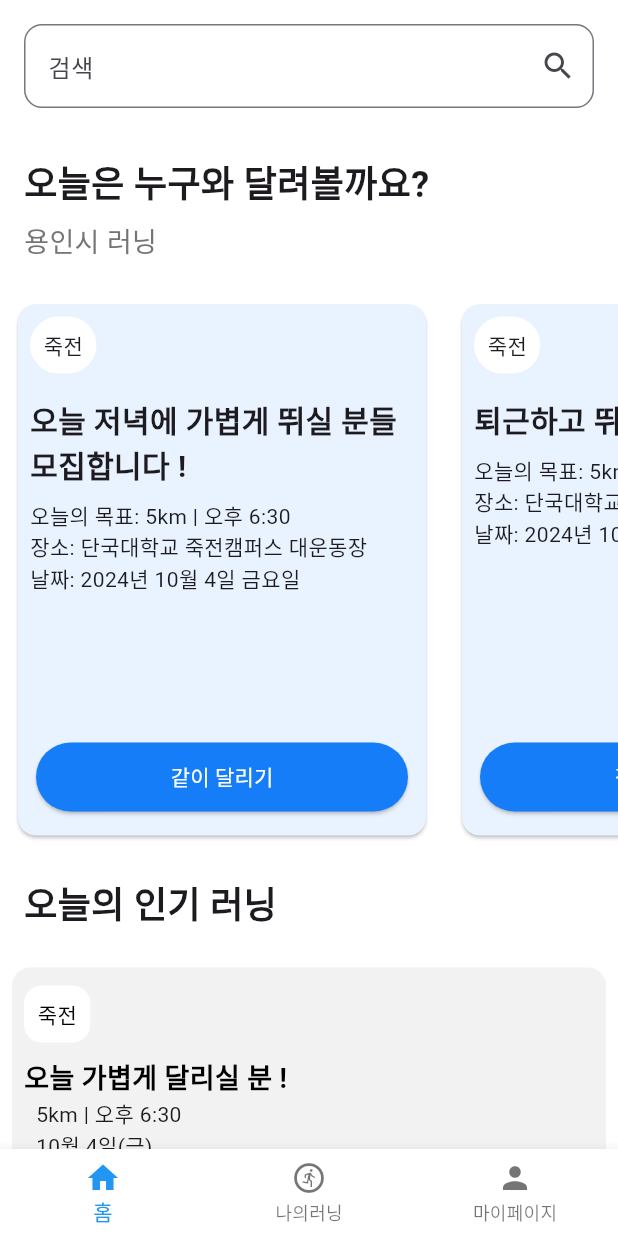
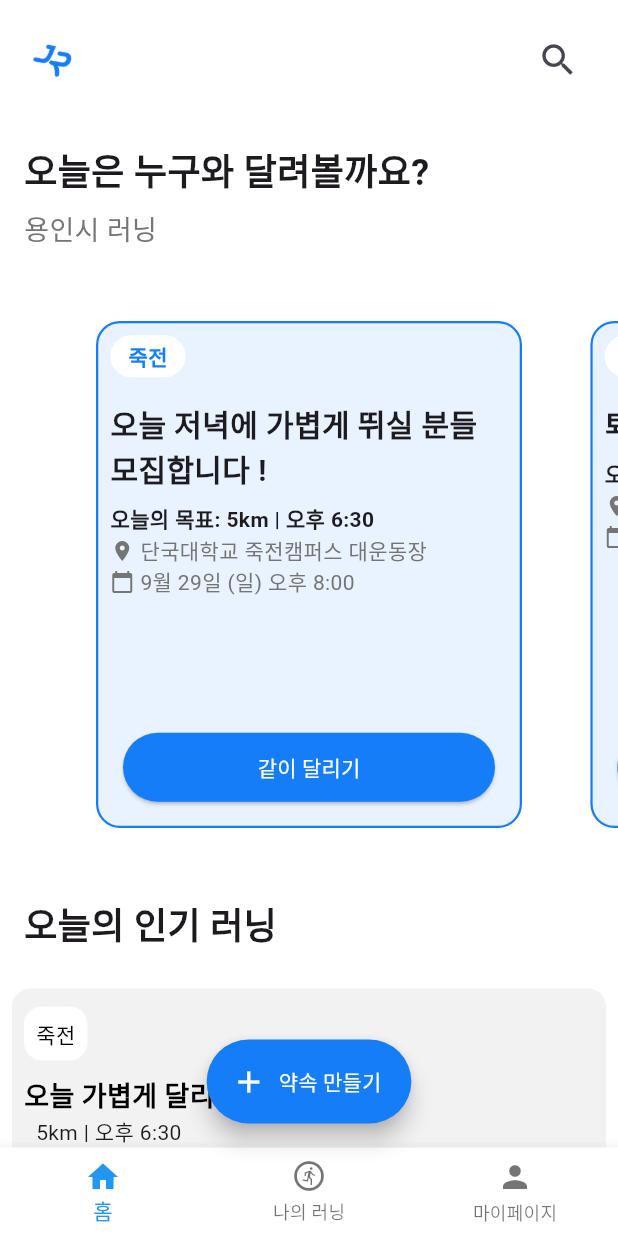
Before and after one commit to 9oormthonDKU/Frontend, a Flutter app: the MainScreen screen opened directly, on a phone screen of 412 x 824 dp. Run offline on Flutter 3.47's test engine with Material 3 defaults, Android fonts, the phone set to English and light mode, and no system bars; our stand-ins replace image_picker, table_calendar; accounts and stored records are empty.

Commit message:
fix: 머지 오류 해결
fix: 머지 오류 해결&위젯 아이콘 변경

```diff
--- a/goormthonfe/lib/views/mainscreen_view.dart
+++ b/goormthonfe/lib/views/mainscreen_view.dart
@@ -1,6 +1,7 @@
 import 'package:flutter/material.dart';
 import '../models/mainscreen_model.dart';
 import '../controllers/mainscreen_controller.dart';
+import 'create_appointment_view.dart';
 import 'applied_running_view.dart'; // AppliedRunningPage import 추가
 import 'profile_view.dart'; // ProfileView import 추가
 
@@ -11,6 +12,7 @@ class MainScreen extends StatefulWidget {
 
 class _MainScreenState extends State<MainScreen> {
   final RunController runController = RunController();
+  final PageController _pageController = PageController(viewportFraction: 0.8);
   late List<bool> isJoinedList; // 각 카드의 버튼 상태를 저장하는 리스트
   int _selectedIndex = 0; // 선택된 인덱스를 관리할 변수 추가
 
@@ -55,17 +57,24 @@ class _MainScreenState extends State<MainScreen> {
       body: Column(
         crossAxisAlignment: CrossAxisAlignment.start,
         children: [
-          // 검색창
+          // 로고와 돋보기 아이콘
           Padding(
             padding: const EdgeInsets.all(16.0),
-            child: TextField(
-              decoration: InputDecoration(
-                border: OutlineInputBorder(
-                  borderRadius: BorderRadius.circular(12.0),
+            child: Row(
+              children: [
+                Image.asset(
+                  'assets/logo.png',
+                  width: 40,
+                  height: 40,
                 ),
-                labelText: '검색',
-                suffixIcon: Icon(Icons.search),
-              ),
+                Spacer(),
+                IconButton(
+                  icon: Icon(Icons.search, size: 28),
+                  onPressed: () {
+                    // 검색 기능 추가 가능
+                  },
+                ),
+              ],
             ),
           ),
           // 제목과 위치 정보
@@ -80,7 +89,7 @@ class _MainScreenState extends State<MainScreen> {
                 ),
                 SizedBox(height: 8),
                 Text(
-                  '용인시 러닝', // 위치 정보 추가
+                  '용인시 러닝',
                   style: TextStyle(fontSize: 18, color: Colors.grey[600]),
                 ),
               ],
@@ -88,31 +97,48 @@ class _MainScreenState extends State<MainScreen> {
           ),
           // 위치 기반 러닝 (가로 스크롤)
           Container(
-            height: 378, // 카드 크기 높이 설정
-            child: ListView.builder(
-              scrollDirection: Axis.horizontal, // 가로 스크롤 설정
+            height: 400,
+            child: PageView.builder(
+              controller: _pageController,
               itemCount: runController.getRuns().length,
               itemBuilder: (context, index) {
                 Run run = runController.getRuns()[index];
-                return Container(
-                  width: 280, // 카드 크기 너비 설정
-                  margin: const EdgeInsets.all(8.0),
-                  child: Card(
-                    color: Color(0xFFE9F3FF),
+                return AnimatedBuilder(
+                  animation: _pageController,
+                  builder: (context, child) {
+                    double value = 1.0;
+                    if (_pageController.position.haveDimensions) {
+                      value = _pageController.page! - index;
+                      value = (1 - (value.abs() * 0.3)).clamp(0.0, 1.0);
+                    }
+                    return Center(
+                      child: SizedBox(
+                        height: Curves.easeOut.transform(value) * 370,
+                        width: Curves.easeOut.transform(value) * 300,
+                        child: child,
+                      ),
+                    );
+                  },
+                  child: Container(
+                    margin: const EdgeInsets.symmetric(horizontal: 8.0, vertical: 16.0),
+                    decoration: BoxDecoration(
+                      color: Color(0xFFE9F3FF),
+                      borderRadius: BorderRadius.circular(16),
+                      border: Border.all(color: Color(0xFF167DF9), width: 1.5),
+                    ),
                     child: Column(
                       crossAxisAlignment: CrossAxisAlignment.start,
                       children: [
-                        // 위치 정보에 흰색 테두리 추가
                         Container(
                           margin: const EdgeInsets.symmetric(vertical: 8.0, horizontal: 8.0),
-                          padding: const EdgeInsets.all(8.0),
+                          padding: const EdgeInsets.symmetric(vertical: 4.0, horizontal: 12.0),
                           decoration: BoxDecoration(
-                            color: Colors.white, // 배경색 설정
-                            borderRadius: BorderRadius.circular(24), // 테두리 반경
-                            border: Border.all(color: Colors.white, width: 1), // 테두리 설정
+                            color: Colors.white,
+                            borderRadius: BorderRadius.circular(24),
                           ),
                           child: Text(
-                            '${run.location}', // run.location 사용
+                            '${run.location}',
+                            style: TextStyle(color: Color(0xFF167DF9), fontWeight: FontWeight.bold),
                           ),
                         ),
                         Padding(
@@ -124,31 +150,43 @@ class _MainScreenState extends State<MainScreen> {
                         ),
                         Padding(
                           padding: const EdgeInsets.symmetric(horizontal: 8.0),
-                          child: Text('오늘의 목표: 5km | 오후 6:30'),
+                          child: Text('오늘의 목표: 5km | 오후 6:30', style: TextStyle(fontWeight: FontWeight.bold)),
                         ),
                         Padding(
                           padding: const EdgeInsets.symmetric(horizontal: 8.0),
-                          child: Text('장소: 단국대학교 죽전캠퍼스 대운동장'),
+                          child: Row(
+                            children: [
+                              Icon(Icons.location_on, color: Colors.grey[600], size: 16),
+                              SizedBox(width: 4),
+                              Text('단국대학교 죽전캠퍼스 대운동장', style: TextStyle(color: Colors.grey[600])),
+                            ],
+                          ),
                         ),
                         Padding(
                           padding: const EdgeInsets.symmetric(horizontal: 8.0),
-                          child: Text('날짜: 2024년 10월 4일 금요일'),
+                          child: Row(
+                            children: [
+                              Icon(Icons.calendar_today, color: Colors.grey[600], size: 16),
+                              SizedBox(width: 4),
+                              Text('9월 29일 (일) 오후 8:00', style: TextStyle(color: Colors.grey[600])),
+                            ],
+                          ),
                         ),
                         Spacer(),
-                        Center( // 버튼을 중앙 정렬하기 위한 Center 위젯
-                          child: Column( // 버튼과 Spacer를 포함한 Column 추가
+                        Center(
+                          child: Column(
                             children: [
-                              SizedBox(height: 16), // 위쪽 여백 추가
+                              SizedBox(height: 16),
                               SizedBox(
-                                width: 248, // 버튼 크기 고정
+                                width: 248,
                                 height: 46,
                                 child: ElevatedButton(
                                   style: ElevatedButton.styleFrom(
-                                    backgroundColor: isJoinedList[index] ? Color(0xFFE5E5E5) : Color(0xFF167DF9), // 버튼 색상 변경
+                                    backgroundColor: isJoinedList[index] ? Color(0xFFE5E5E5) : Color(0xFF167DF9),
                                   ),
                                   onPressed: () {
                                     setState(() {
-                                      isJoinedList[index] = !isJoinedList[index]; // 버튼 상태 변경
+                                      isJoinedList[index] = !isJoinedList[index];
                                     });
                                   },
                                   child: Text(
@@ -159,7 +197,7 @@ class _MainScreenState extends State<MainScreen> {
                                   ),
                                 ),
                               ),
-                              SizedBox(height: 16), // 아래쪽 여백 추가
+                              SizedBox(height: 16),
                             ],
                           ),
                         ),
@@ -170,7 +208,6 @@ class _MainScreenState extends State<MainScreen> {
               },
             ),
           ),
-          // 오늘의 인기 러닝
           Padding(
             padding: const EdgeInsets.symmetric(vertical: 16.0, horizontal: 16.0),
             child: Row(
@@ -184,44 +221,41 @@ class _MainScreenState extends State<MainScreen> {
               ],
             ),
           ),
-          // 인기 러닝 카드 (세로 스크롤)
-          Expanded( // Expand 위젯 추가
+          Expanded(
             child: ListView.builder(
-              scrollDirection: Axis.vertical, // 세로 스크롤 설정
+              scrollDirection: Axis.vertical,
               itemCount: runController.getPopularRuns().length,
               itemBuilder: (context, index) {
                 Run popularRun = runController.getPopularRuns()[index];
                 return Container(
-                  width: 353, // 카드 너비 설정
-                  height: 150, // 카드 높이 설정
+                  width: 353,
+                  height: 150,
                   margin: const EdgeInsets.all(8.0),
                   decoration: BoxDecoration(
-                    color: Color(0xFFF2F2F2), // 배경색 설정
-                    borderRadius: BorderRadius.circular(12), // 테두리 반경
+                    color: Color(0xFFF2F2F2),
+                    borderRadius: BorderRadius.circular(12),
                   ),
                   child: Padding(
                     padding: const EdgeInsets.all(8.0),
                     child: Column(
                       crossAxisAlignment: CrossAxisAlignment.start,
                       children: [
-                        // 위치 정보를 흰색 테두리로 추가
                         Container(
                           margin: const EdgeInsets.symmetric(vertical: 4.0),
                           padding: const EdgeInsets.all(8.0),
                           decoration: BoxDecoration(
-                            color: Colors.white, // 배경색 설정
-                            borderRadius: BorderRadius.circular(12), // 테두리 반경
-                            border: Border.all(color: Colors.white, width: 1), // 테두리 설정
+                            color: Colors.white,
+                            borderRadius: BorderRadius.circular(12),
                           ),
                           child: Text(
                             popularRun.location,
-                            style: TextStyle(color: Colors.black), // 글씨 색상
+                            style: TextStyle(color: Colors.black),
                           ),
                         ),
-                        SizedBox(height: 6), // 텍스트와 다른 요소 간의 간격 추가
+                        SizedBox(height: 6),
                         Text(
                           popularRun.title,
-                          style: TextStyle(color: Colors.black, fontWeight: FontWeight.bold, fontSize: 18), // 글씨 크기 18로 변경
+                          style: TextStyle(color: Colors.black, fontWeight: FontWeight.bold, fontSize: 18),
                         ),
                         Padding(
                           padding: const EdgeInsets.symmetric(horizontal: 8.0),
@@ -240,17 +274,31 @@ class _MainScreenState extends State<MainScreen> {
           ),
         ],
       ),
-      // 하단 내비게이션 바 추가
+      floatingActionButtonLocation: FloatingActionButtonLocation.centerFloat,
+      floatingActionButton: FloatingActionButton.extended(
+        onPressed: () {
+          Navigator.push(
+            context,
+            MaterialPageRoute(builder: (context) => CreateAppointmentScreen()),
+          );
+        },
+        label: Text('약속 만들기', style: TextStyle(color: Colors.white)),
+        backgroundColor: Color(0xFF167DF9),
+        icon: Icon(Icons.add, color: Colors.white),
+        shape: RoundedRectangleBorder(
+          borderRadius: BorderRadius.circular(30),
+        ),
+      ),
       bottomNavigationBar: BottomNavigationBar(
         backgroundColor: Colors.white,
         items: const <BottomNavigationBarItem>[
           BottomNavigationBarItem(icon: Icon(Icons.home), label: '홈'),
-          BottomNavigationBarItem(icon: Icon(Icons.run_circle_outlined), label: '나의러닝'),
+          BottomNavigationBarItem(icon: Icon(Icons.run_circle_outlined), label: '나의 러닝'),
           BottomNavigationBarItem(icon: Icon(Icons.person), label: '마이페이지'),
         ],
-        currentIndex: _selectedIndex, // 현재 선택된 탭 인덱스
+        currentIndex: _selectedIndex,
         selectedItemColor: Colors.blue,
-        onTap: _onItemTapped, // 탭 선택 시 호출되는 함수
+        onTap: _onItemTapped,
       ),
     );
   }
```
